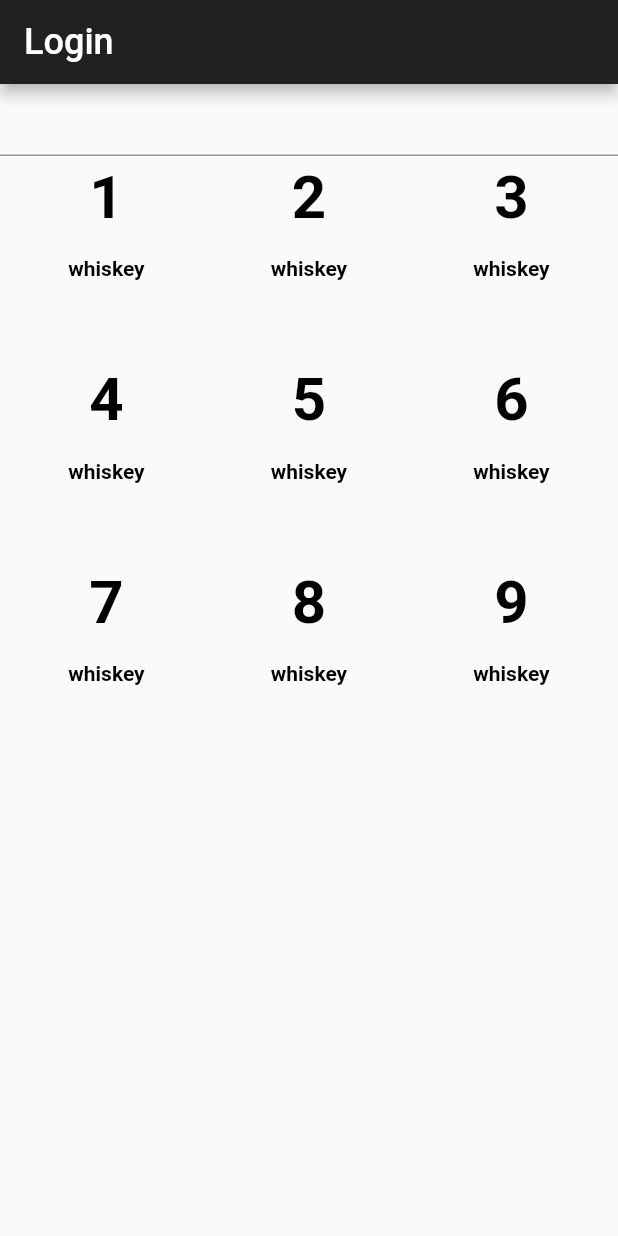
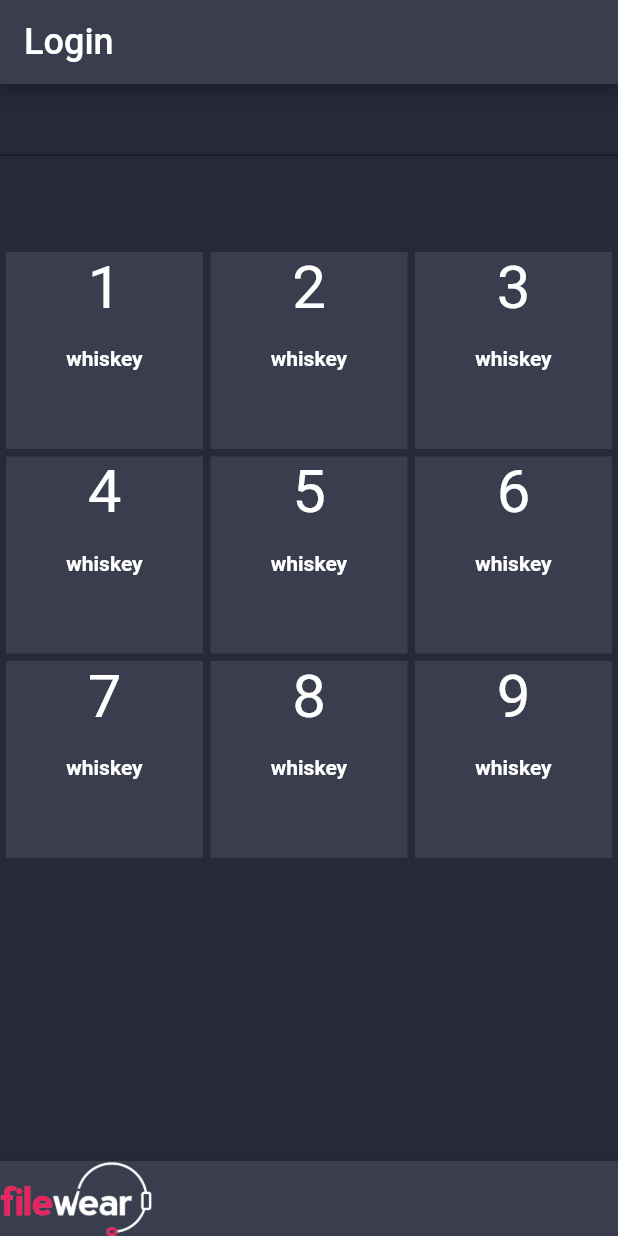
Before and after one commit to jontykaran/UI_EyeWear, a Flutter app: the Pass screen opened directly, on a phone screen of 412 x 824 dp. Run offline on Flutter 3.47's test engine with Material 2 defaults, Android fonts, the light colour scheme and no system bars; missing offline and left inert: flutter_pdf_viewer; network calls fail.

Commit message:
password screen

```diff
--- a/lib/PassScreen.dart
+++ b/lib/PassScreen.dart
@@ -7,7 +7,7 @@ import 'dart:math';
 
 List<String> finetic = ['alpha','bravo','charlie','delta','echo','foxtrot','golf','hotel',
                         'india','julliet','kilo','lima','mike','november','oscar','papa',
-                        'quebec','romeo','sierra','tango','uniform','viktor','whiskey','xray','yankee','zulu'];
+                        'quebec','romeo','sierra','tango','uniform','victor','whiskey','xray','yankee','zulu'];
 
 List<int> pass=[];
 TextEditingController controller = new TextEditingController();
@@ -55,13 +55,13 @@ class PassState extends State<Pass> {
     // TODO: implement build
     return new Scaffold(
         appBar: new AppBar(
-          backgroundColor: Colors.grey[900],
+          backgroundColor: Color(0xFF393D4D),
           title: new Text(
               'Login', textAlign: TextAlign.center, textScaleFactor: 1.2),
         ),
         body:
        new Container(
-
+          color: Color(0xFF262A38),
          child: new Column(
            mainAxisAlignment: MainAxisAlignment.spaceAround,
            crossAxisAlignment: CrossAxisAlignment.center,
@@ -75,16 +75,19 @@ class PassState extends State<Pass> {
                //maxLengthEnforced: true,
                textAlign: TextAlign.center,
                style: TextStyle(fontWeight: FontWeight.bold ),
+
                //maxLength: 5,
                //onChanged: onSearchTextChanged,
                focusNode: new FocusNode(),
                cursorColor:  Colors.black,
              ),
 
+             SizedBox(height: 60.0),
+
             new Expanded(child:  new GridView.count(
               crossAxisCount: 3,
-              mainAxisSpacing: 1.0,
-              crossAxisSpacing: 1.0,
+              mainAxisSpacing: 5.0,
+              crossAxisSpacing: 5.0,
               shrinkWrap: true,
               childAspectRatio: 1.0,
               padding: const EdgeInsets.only(
@@ -97,7 +100,11 @@ class PassState extends State<Pass> {
 
        )
       ,
+        bottomNavigationBar: new BottomAppBar(
+            color: Color(0xFF393D4D),
 
+           child : new Image.asset( 'Images/imageedit_26_8716278705.png',fit: BoxFit.scaleDown,scale: 2.0,height: 50.0,width: 30.0,alignment: Alignment.centerLeft,)
+        )
     );
   }
 
@@ -118,12 +125,23 @@ List<Widget> _buildGridTiles(numberOfTiles) {
   List<Container> containers = new List<Container>.generate(numberOfTiles,
           (int index) {
         return new Container(
+            //padding: EdgeInsets.all(10.0),
+            //decoration: BoxDecoration(
+             // color: Color(0xFF393D4D),
+             // shape: BoxShape.circle,
+             // border: new Border.all(
+
+              //  color: Color(0xFF393D4D),
+              //  width: 5.0,
+            //  ),
+          //  ),
+          color: Color(0xFF393D4D),
             child: new Column(
               children: <Widget>[
-                new Text((index+1).toString(),style: new TextStyle(fontWeight: FontWeight.bold,color: Colors.black, fontSize: 40.0)),
+                new Text((index+1).toString(),style: new TextStyle(color: Color(0xFFFFFFFF), fontSize: 40.0)),
                 new FlatButton(onPressed:()=> buttonclick(index),
                         child: new Text(randomAlpha(),
-                        style: new TextStyle(fontWeight: FontWeight.bold,color: Colors.black),textAlign: TextAlign.center ))
+                        style: new TextStyle(fontWeight: FontWeight.bold,color: Color(0xFFFFFFFF)),textAlign: TextAlign.center ))
               ],
             )
 
--- a/lib/main.dart
+++ b/lib/main.dart
@@ -1,8 +1,9 @@
 import 'package:flutter/material.dart';
 import 'loginfirst.dart';
+import 'PassScreen.dart';
 
 
 void main() => runApp(new MaterialApp(
-  home: new LoginPage(),
+  home: new Pass(),
   )
 );
--- a/pubspec.yaml
+++ b/pubspec.yaml
@@ -28,6 +28,7 @@ flutter:
   uses-material-design: true
   assets:
     - Images/
+    - Images/imageedit_26_8716278705.png
     - asset/OISI Navy Library Engineering/
     - asset/OISI Navy Library Logistics/
     - asset/OISI Navy Library Medical/
```
Also changed, not shown: Images/imageedit_26_8716278705.png (added).
